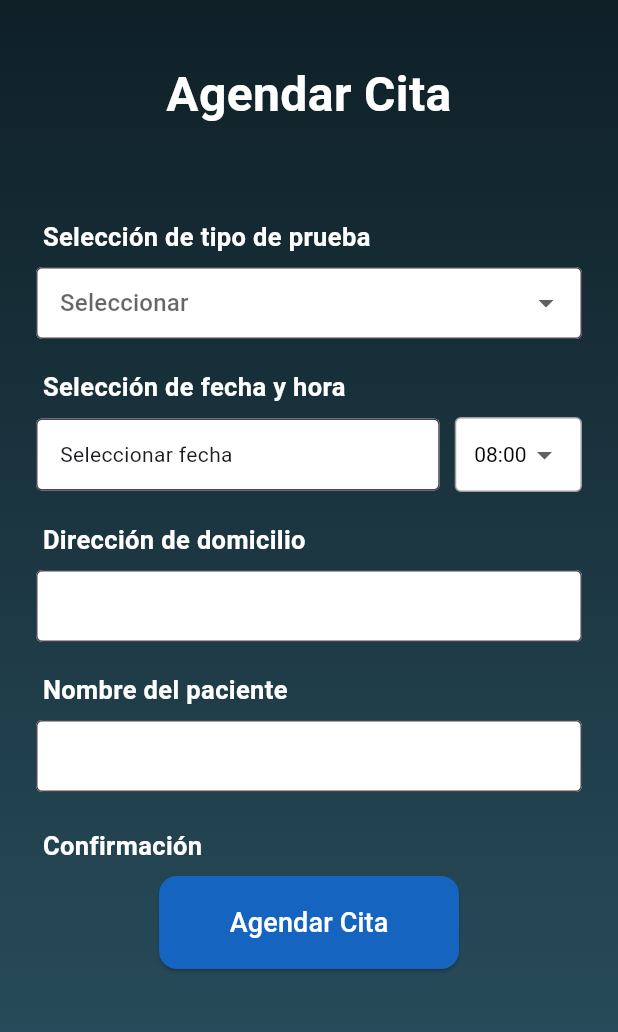
After one commit to DVeliz99/lab_cg, a Flutter app: the AgendarCitaScreen screen opened by its route, on a phone screen of 412 x 824 dp. The commit adds this screen. Shown: the top 1032 px of the screen. Run offline on Flutter 3.47's test engine with Material 3 defaults, Android fonts, the phone set to English and light mode, and no system bars; our stand-ins replace firebase_auth; accounts and stored records are empty.

Commit message:
Feat: Agregar pantalla de cita (#11)
* fix(screens/cita.dart): restructuracion de archivos

* Añadir pantalla de clase

* feat(Añadir-pantalla-de-cita): cita.dart

* [pre-commit.ci] auto fixes from pre-commit.com hooks

for more information, see https://pre-commit.ci

---------

Co-authored-by: pre-commit-ci[bot] <66853113+pre-commit-ci[bot]@users.noreply.github.com>

```diff
--- /dev/null
+++ b/lib/data/data_sources/cita_data_source.dart
@@ -0,0 +1,10 @@
+import 'package:lab_cg/domain/citas.dart';
+import 'package:lab_cg/data/repositories/cita_repository.dart';
+
+class LocalCitaDataSource implements CitaRepository {
+  @override
+  Future<void> agendarCita(CitaLaboratorio cita) async {
+    await Future.delayed(const Duration(seconds: 1));
+    print('Cita agendada: ${cita.nombrePaciente} - ${cita.tipoCita} - ${cita.fecha} ${cita.hora}');
+  }
+}
--- /dev/null
+++ b/lib/data/firebase_data_sources/firebase_cita_data_source.dart
@@ -0,0 +1,24 @@
+//mport 'package:cloud_firestore/cloud_firestore.dart';
+import 'package:lab_cg/domain/citas.dart';
+import 'package:lab_cg/data/repositories/cita_repository.dart';
+
+/*class FirebaseCitaDataSource implements CitaRepository {
+  //final FirebaseFirestore _firestore = FirebaseFirestore.instance;
+
+  @override
+  Future<void> agendarCita(CitaLaboratorio cita) async {
+    try {
+      await _firestore.collection('citas').add({
+        'uid': cita.uid,
+        'nombrePaciente': cita.nombrePaciente,
+        'tipoCita': cita.tipoCita,
+        'fecha': cita.fecha.toIso8601String(),
+        'hora': cita.hora,
+        'direccion': cita.direction,
+        'estado': cita.estado,
+      });
+    } catch (e) {
+      throw Exception('Error al guardar la cita en Firebase: $e');
+    }
+  }
+}*/
--- a/lib/data/implements/user_repository_impl.dart
+++ b/lib/data/implements/user_repository_impl.dart
@@ -1,6 +1,5 @@
 import 'package:lab_cg/domain/user.dart';
 import 'package:lab_cg/data/data_sources/user_data_source.dart';
-import 'package:lab_cg/data/repositories/user_repository.dart';
 
 
 class UserRepositoryImpl {
--- /dev/null
+++ b/lib/data/repositories/cita_repository.dart
@@ -0,0 +1,7 @@
+import 'package:lab_cg/domain/citas.dart';
+
+abstract class CitaRepository {
+  Future<void> agendarCita(CitaLaboratorio cita);
+
+
+}
--- a/lib/main.dart
+++ b/lib/main.dart
@@ -1,6 +1,6 @@
 import 'package:flutter/material.dart';
-import 'package:lab_cg/presentation/screens/home.dart';
 import 'package:lab_cg/presentation/screens/settings.dart';
+import 'package:lab_cg/presentation/screens/cita.dart';
 import 'popup_menu.dart';
 import 'presentation/screens/login.dart';
 
@@ -23,6 +23,7 @@ class MyApp extends StatelessWidget {
         "init": (context) => Login(),
         "app-controller": (context) => PopUpMenu(),
         "settings": (context) => SettingsScreen(),
+        "agendar-cita": (context) => const AgendarCitaScreen(),
       },
     );
   }
--- /dev/null
+++ b/lib/presentation/screens/cita.dart
@@ -0,0 +1,228 @@
+import 'package:flutter/material.dart';
+import 'package:lab_cg/domain/citas.dart';
+
+class AgendarCitaScreen extends StatefulWidget {
+  const AgendarCitaScreen({super.key});
+
+  @override
+  State<AgendarCitaScreen> createState() => _AgendarCitaScreenState();
+}
+
+class _AgendarCitaScreenState extends State<AgendarCitaScreen> {
+  final _types = ['Hemogama Completo', 'COVID', 'PCR', 'Antígeno', 'Anticuerpos'];
+  String? _selectedType;
+  DateTime? _selectedDate;
+  TimeOfDay _selectedTime = const TimeOfDay(hour: 8, minute: 0);
+  final _direccionController = TextEditingController();
+  final _nombreController = TextEditingController();
+
+  //final AgendarCita _useCase = AgendarCita(LocalCitaDataSource());
+
+  @override
+  Widget build(BuildContext context) {
+    return Scaffold(
+      body: Container(
+        width: double.infinity,
+        decoration: const BoxDecoration(
+          gradient: LinearGradient(
+            colors: [Color(0xFF0F2027), Color(0xFF2C5364)],
+            begin: Alignment.topCenter,
+            end: Alignment.bottomCenter,
+          ),
+        ),
+        padding: const EdgeInsets.symmetric(horizontal: 24, vertical: 20),
+        child: Column(
+          children: [
+            const SizedBox(height: 20),
+            const Text(
+              'Agendar Cita',
+              style: TextStyle(
+                fontSize: 32, // aumentado
+                fontWeight: FontWeight.bold,
+                color: Colors.white,
+              ),
+              textAlign: TextAlign.center,
+            ),
+            const SizedBox(height: 20),
+            Expanded(
+              child: Align(
+                alignment: Alignment.topCenter,
+                child: Padding(
+                  padding: const EdgeInsets.only(top: 40.0),
+                  child: ConstrainedBox(
+                    constraints: const BoxConstraints(maxWidth: 500),
+                    child: ListView(
+                      shrinkWrap: true,
+                      children: [
+                        _buildStep(' Selección de tipo de prueba'),
+                        const SizedBox(height: 8),
+                        DropdownButtonFormField<String>(
+                          isExpanded: true,
+                          value: _selectedType,
+                          hint: const Text('Seleccionar'),
+                          items: _types
+                              .map((type) => DropdownMenuItem(
+                                  value: type, child: Text(type)))
+                              .toList(),
+                          onChanged: (value) =>
+                              setState(() => _selectedType = value),
+                          decoration: _inputDecoration(),
+                        ),
+                        const SizedBox(height: 20),
+                        _buildStep(' Selección de fecha y hora'),
+                        const SizedBox(height: 8),
+                        Row(
+                          children: [
+                            Expanded(
+                              child: InkWell(
+                                onTap: _pickDate,
+                                child: InputDecorator(
+                                  decoration: _inputDecoration(),
+                                  child: Text(
+                                    _selectedDate == null
+                                        ? 'Seleccionar fecha'
+                                        : _selectedDate
+                                            .toString()
+                                            .split(' ')[0],
+                                  ),
+                                ),
+                              ),
+                            ),
+                            const SizedBox(width: 10),
+                            Container(
+                              padding: const EdgeInsets.symmetric(horizontal: 12),
+                              decoration: BoxDecoration(
+                                color: Colors.white,
+                                border: Border.all(color: Colors.grey),
+                                borderRadius: BorderRadius.circular(4),
+                              ),
+                              child: DropdownButton<TimeOfDay>(
+                                value: _selectedTime,
+                                underline: const SizedBox(),
+                                dropdownColor: Colors.white,
+                                style: const TextStyle(color: Colors.black),
+                                items: List.generate(
+                                  24,
+                                  (i) => TimeOfDay(hour: i, minute: 0),
+                                ).map((t) {
+                                  final label =
+                                      '${t.hour.toString().padLeft(2, '0')}:00';
+                                  return DropdownMenuItem(
+                                    value: t,
+                                    child: Text(label),
+                                  );
+                                }).toList(),
+                                onChanged: (value) =>
+                                    setState(() => _selectedTime = value!),
+                              ),
+                            ),
+                          ],
+                        ),
+                        const SizedBox(height: 20),
+                        _buildStep(' Dirección de domicilio'),
+                        const SizedBox(height: 8),
+                        TextField(
+                          controller: _direccionController,
+                          decoration: _inputDecoration(),
+                        ),
+                        const SizedBox(height: 20),
+                        _buildStep(' Nombre del paciente'),
+                        const SizedBox(height: 8),
+                        TextField(
+                          controller: _nombreController,
+                          decoration: _inputDecoration(),
+                        ),
+                        const SizedBox(height: 24),
+                        _buildStep(' Confirmación'),
+                        const SizedBox(height: 8),
+                        Center(
+                          child: SizedBox(
+                            width: 200,
+                            child: ElevatedButton(
+                              style: ElevatedButton.styleFrom(
+                                backgroundColor: Colors.blue[800],
+                                foregroundColor: Colors.white,
+                                padding: const EdgeInsets.symmetric(vertical: 18),
+                                shape: RoundedRectangleBorder(
+                                  borderRadius: BorderRadius.circular(12),
+                                ),
+                              ),
+                              onPressed: _submit,
+                              child: const Text(
+                                'Agendar Cita',
+                                style: TextStyle(fontSize: 18),
+                              ),
+                            ),
+                          ),
+                        ),
+                      ],
+                    ),
+                  ),
+                ),
+              ),
+            ),
+          ],
+        ),
+      ),
+    );
+  }
+
+  Widget _buildStep(String title) {
+    return Text(
+      title,
+      style: const TextStyle(
+        fontWeight: FontWeight.bold,
+        fontSize: 17, // aumentado
+        color: Colors.white,
+      ),
+    );
+  }
+
+  InputDecoration _inputDecoration() {
+    return const InputDecoration(
+      filled: true,
+      fillColor: Colors.white,
+      border: OutlineInputBorder(),
+      contentPadding: EdgeInsets.symmetric(horizontal: 12, vertical: 12),
+    );
+  }
+
+  Future<void> _pickDate() async {
+    final today = DateTime.now();
+    final picked = await showDatePicker(
+      context: context,
+      initialDate: today,
+      firstDate: today,
+      lastDate: today.add(const Duration(days: 30)),
+    );
+    if (picked != null) {
+      setState(() => _selectedDate = picked);
+    }
+  }
+
+  Future<void> _submit() async {
+    if (_selectedType == null ||
+        _selectedDate == null ||
+        _direccionController.text.isEmpty ||
+        _nombreController.text.isEmpty) {
+      ScaffoldMessenger.of(context).showSnackBar(
+          const SnackBar(content: Text('Por favor complete todos los campos.')));
+      return;
+    }
+
+    final cita = CitaLaboratorio(
+      id: DateTime.now().millisecondsSinceEpoch,
+      uid: 'user_123',
+      nombrePaciente: _nombreController.text,
+      tipoCita: _selectedType!,
+      fecha: _selectedDate!,
+      hora: '${_selectedTime.hour.toString().padLeft(2, '0')}:00',
+      direction: _direccionController.text,
+      estado: 'pendiente',
+    );
+
+    //await _useCase(cita)_;
+    ScaffoldMessenger.of(context).showSnackBar(
+        const SnackBar(content: Text('Cita agendada exitosamente.')));
+  }
+}
--- a/lib/presentation/screens/home.dart
+++ b/lib/presentation/screens/home.dart
@@ -1,5 +1,4 @@
 import 'package:flutter/material.dart';
-import 'package:lab_cg/presentation/screens/settings.dart';
 
 class HomeScreen extends StatelessWidget {
   const HomeScreen({super.key});
--- a/lib/presentation/widgets/dropdown.dart
+++ b/lib/presentation/widgets/dropdown.dart
@@ -1,6 +1,8 @@
 import 'package:flutter/material.dart';
 
 class Dropdown extends StatefulWidget {
+  const Dropdown({super.key});
+
   @override
   _DropdownState createState() => _DropdownState();
 }
--- /dev/null
+++ b/lib/use_cases/cita_use_cases.dart
@@ -0,0 +1,12 @@
+import 'package:lab_cg/domain/citas.dart';
+import 'package:lab_cg/data/repositories/cita_repository.dart';
+
+class AgendarCita {
+  final CitaRepository repository;
+
+  AgendarCita(this.repository);
+
+  Future<void> call(CitaLaboratorio cita) async {
+    await repository.agendarCita(cita);
+  }
+}
```
Also changed, not shown: lib/data/implements/cita_repository_impl.dart (added), 1 other file.
